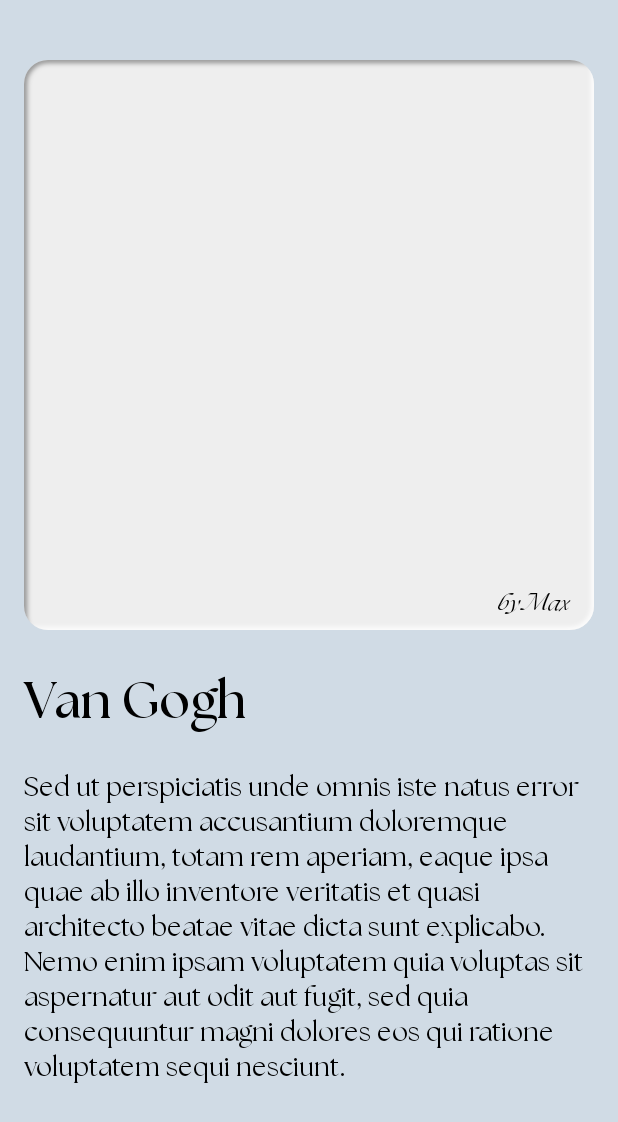
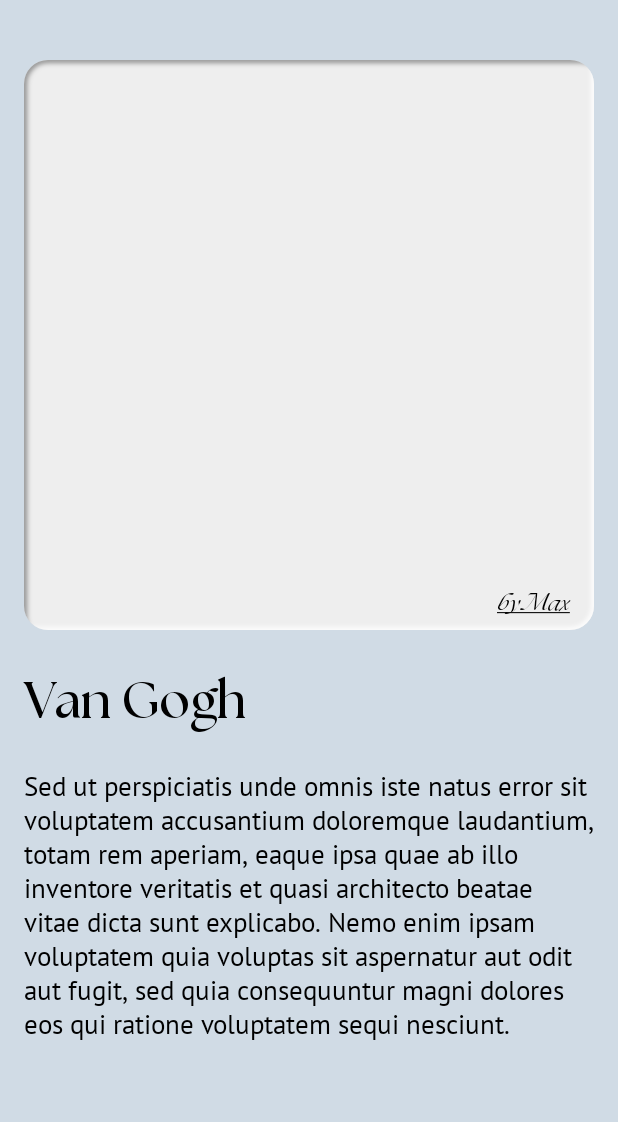
Before and after one commit to voitenkodev/galleryspace, an Android app built with Jetpack Compose: the screen it shows after launch (MainActivity), on a phone screen of 412 x 824 dp. Shown: the top 1122 px of the screen. Run offline under Robolectric (Android 15) with nearby library versions, the phone set to English and light mode, and no system bars; pictures from the network do not load.

Commit message:
add pt sns font

```diff
--- a/app/src/main/java/com/voitenko/dev/galleryspace/MainActivity.kt
+++ b/app/src/main/java/com/voitenko/dev/galleryspace/MainActivity.kt
@@ -8,6 +8,7 @@ import androidx.compose.foundation.Image
 import androidx.compose.foundation.background
 import androidx.compose.foundation.layout.*
 import androidx.compose.foundation.shape.RoundedCornerShape
+import androidx.compose.material.Card
 import androidx.compose.material.MaterialTheme
 import androidx.compose.material.Surface
 import androidx.compose.runtime.Composable
@@ -15,7 +16,6 @@ import androidx.compose.ui.Alignment
 import androidx.compose.ui.ExperimentalComposeUiApi
 import androidx.compose.ui.Modifier
 import androidx.compose.ui.draw.clip
-import androidx.compose.ui.graphics.Color
 import androidx.compose.ui.platform.LocalContext
 import androidx.compose.ui.tooling.preview.Preview
 import androidx.compose.ui.unit.ExperimentalUnitApi
@@ -56,10 +56,9 @@ fun Greeting() {
 
     val painter = rememberAsyncImagePainter(
         model = ImageRequest.Builder(LocalContext.current)
-            .data("https://dmn-dallas-news-prod.cdn.arcpublishing.com/resizer/Q3MPgXlouXWPujS8AxihDXlwqbw=/1660x934/smart/filters:no_upscale()/cloudfront-us-east-1.images.arcpublishing.com/dmn/BR2GB24AWVFYXA5EDFM4YPSWQ4.jpg")
-//            .data("https://encrypted-tbn0.gstatic.com/images?q=tbn:ANd9GcSTY5VRkGXGr6oUsXdApP-UdtVeBikwHjCl6Q&usqp=CAU")
-            .size(ORIGINAL)
-            .build()
+//            .data("https://dmn-dallas-news-prod.cdn.arcpublishing.com/resizer/Q3MPgXlouXWPujS8AxihDXlwqbw=/1660x934/smart/filters:no_upscale()/cloudfront-us-east-1.images.arcpublishing.com/dmn/BR2GB24AWVFYXA5EDFM4YPSWQ4.jpg")
+            .data("https://encrypted-tbn0.gstatic.com/images?q=tbn:ANd9GcSTY5VRkGXGr6oUsXdApP-UdtVeBikwHjCl6Q&usqp=CAU")
+            .size(ORIGINAL).build()
     )
 
     Column(
@@ -94,24 +93,19 @@ fun Greeting() {
                 val width = if (imageHeight < imageWidth) maxWidth.value / percentK
                 else maxWidth.value / (imageHeight / imageWidth) / percentK
 
-                Box(
+                Card(
                     modifier = Modifier
                         .size(width = width.dp, height = height.dp)
-                        .rotator()
-                        .neumorph(
-                            radius = 16.dp,
-                            pressed = false,
-                            shadow1 = gray3,
-                            shadow2 = gray3,
-                            elevation = 6.dp
-                        )
-                        .background(Color.White, RoundedCornerShape(16.dp)),
+                        .rotator(),
+                    backgroundColor = white,
+                    shape = RoundedCornerShape(4.dp),
+                    elevation = 0.dp
                 ) {
 
                     Image(
                         modifier = Modifier
                             .fillMaxSize()
-                            .clip(RoundedCornerShape(16.dp)),
+                            .clip(RoundedCornerShape(4.dp)),
                         painter = painter,
                         contentDescription = ""
                     )
--- a/app/src/main/java/com/voitenko/dev/galleryspace/ui/designsystem/Typography.kt
+++ b/app/src/main/java/com/voitenko/dev/galleryspace/ui/designsystem/Typography.kt
@@ -7,6 +7,7 @@ import androidx.compose.ui.text.font.Font
 import androidx.compose.ui.text.font.FontFamily
 import androidx.compose.ui.text.font.FontStyle
 import androidx.compose.ui.text.font.FontWeight
+import androidx.compose.ui.text.style.TextDecoration
 import androidx.compose.ui.unit.ExperimentalUnitApi
 import androidx.compose.ui.unit.sp
 import com.voitenko.dev.galleryspace.R
@@ -34,13 +35,13 @@ fun GallerySpaceTypography() = AppTypography(
         color = Color.Black
     ), BODY1 = TextStyle(
         fontSize = 24.sp,
-        fontFamily = TheSeasons,
+        fontFamily = PtSans,
         fontWeight = FontWeight.Normal,
         fontStyle = FontStyle.Normal,
         color = Color.Black
     ), BODY2 = TextStyle(
         fontSize = 18.sp,
-        fontFamily = TheSeasons,
+        fontFamily = PtSans,
         fontWeight = FontWeight.Normal,
         fontStyle = FontStyle.Normal,
         color = Color.Black
@@ -49,16 +50,17 @@ fun GallerySpaceTypography() = AppTypography(
         fontFamily = TheSeasons,
         fontWeight = FontWeight.Normal,
         fontStyle = FontStyle.Italic,
-        color = Color.Black
+        color = Color.Black,
+        textDecoration = TextDecoration.combine(listOf(TextDecoration.Underline))
     ), TextStyle(
         fontSize = 18.sp,
-        fontFamily = TheSeasons,
+        fontFamily = PtSans,
         fontWeight = FontWeight.Bold,
         fontStyle = FontStyle.Italic,
         color = Color.Black
     ), BUTTON2 = TextStyle(
         fontSize = 18.sp,
-        fontFamily = TheSeasons,
+        fontFamily = PtSans,
         fontWeight = FontWeight.Bold,
         fontStyle = FontStyle.Italic,
         color = Color.Black
@@ -84,3 +86,9 @@ private val TheSeasons = FontFamily(
     Font(R.font.the_seasons_light_italic, FontWeight.Light, FontStyle.Italic),
     Font(R.font.the_seasons_regular, FontWeight.Normal, FontStyle.Normal)
 )
+private val PtSans = FontFamily(
+    Font(R.font.pt_sans_bold, FontWeight.Bold, FontStyle.Normal),
+    Font(R.font.pt_sans_bold_italic, FontWeight.Bold, FontStyle.Italic),
+    Font(R.font.pt_sans_italic, FontWeight.Normal, FontStyle.Italic),
+    Font(R.font.pt_sans_regular, FontWeight.Normal, FontStyle.Normal),
+)
```
Also changed, not shown: app/src/main/res/font/pt_sans_bold.ttf (added), app/src/main/res/font/pt_sans_bold_italic.ttf (added), app/src/main/res/font/pt_sans_italic.ttf (added), app/src/main/res/font/pt_sans_regular.ttf (added).
